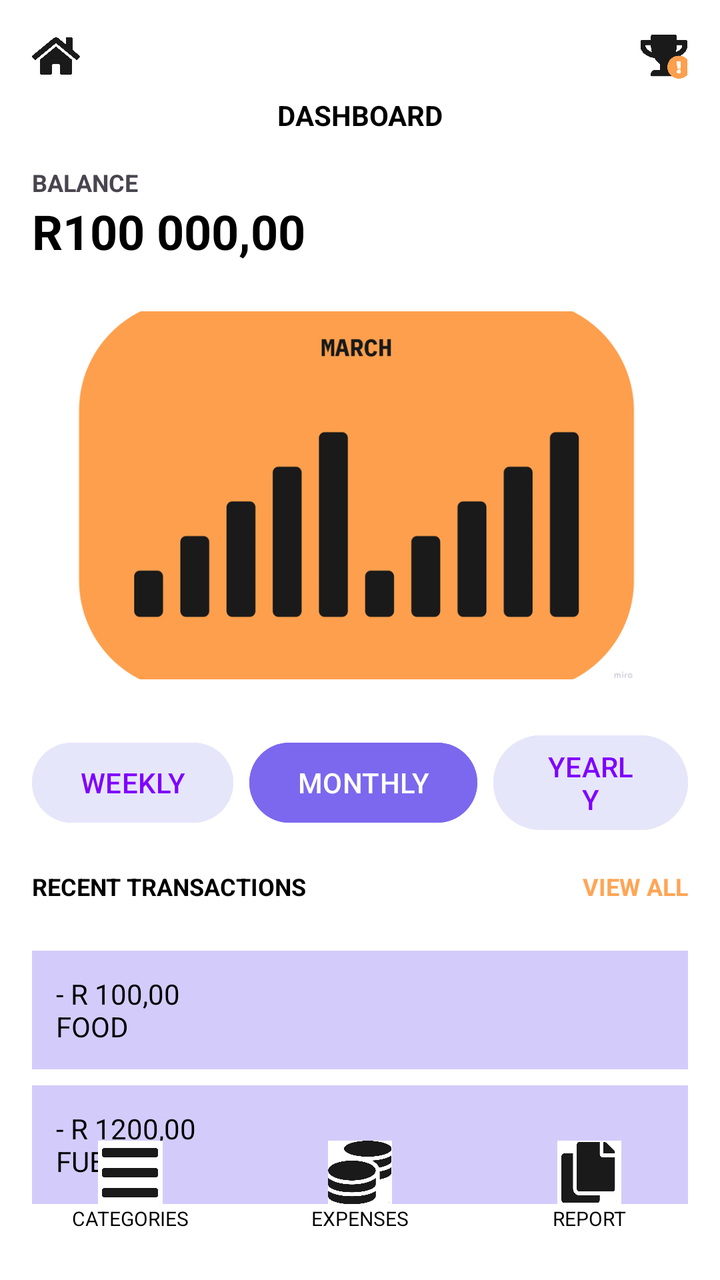
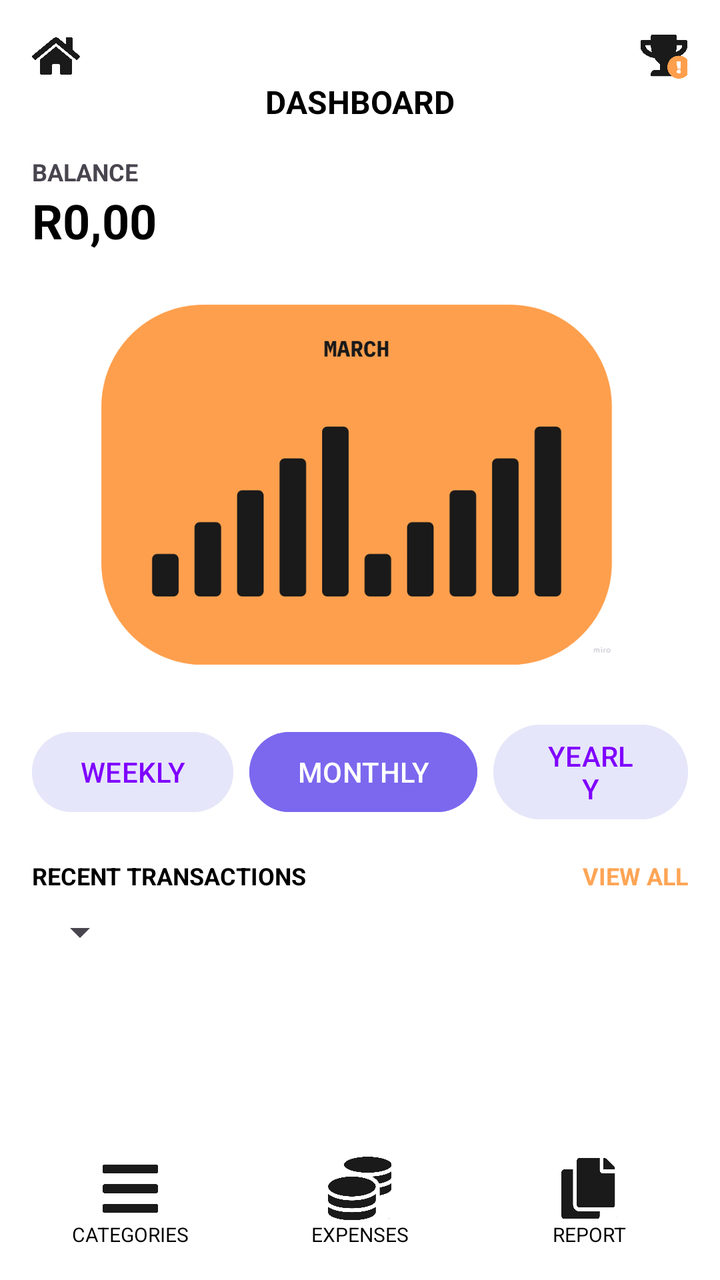

Two renders of the same Android screen: before a commit and after it. Below are the layout's source before the change and the commit's diff.
<!-- AndroidManifest.xml: application theme Theme.FlashApp -->
<!-- res/layout/activity_dashboard.xml -->
<?xml version="1.0" encoding="utf-8"?>
<androidx.constraintlayout.widget.ConstraintLayout
    xmlns:android="http://schemas.android.com/apk/res/android"
    xmlns:app="http://schemas.android.com/apk/res-auto"
    xmlns:tools="http://schemas.android.com/tools"
    android:id="@+id/main"
    android:layout_width="match_parent"
    android:layout_height="match_parent"
    android:background="#FFFFFF"
    tools:context=".DashboardActivity">



    
    <ImageView
        android:id="@+id/homeIcon"
        android:layout_width="24dp"
        android:layout_height="24dp"
        android:src="@drawable/ic_home"
        android:contentDescription="@string/ic_home"
        app:layout_constraintTop_toTopOf="parent"
        app:layout_constraintStart_toStartOf="parent"
        android:layout_margin="16dp"/>

    <ImageView
        android:id="@+id/trophyIcon"
        android:layout_width="24dp"
        android:layout_height="24dp"
        android:src="@drawable/ic_trophy"
        android:contentDescription="@string/ic_trophy"
        app:layout_constraintTop_toTopOf="parent"
        app:layout_constraintEnd_toEndOf="parent"
        android:layout_margin="16dp"/>

    
    <TextView
        android:id="@+id/dashboardTitle"
        android:layout_width="wrap_content"
        android:layout_height="wrap_content"
        android:text="DASHBOARD"
        android:textColor="#000000"
        android:textSize="14sp"
        android:textStyle="bold"
        app:layout_constraintTop_toBottomOf="@id/homeIcon"
        app:layout_constraintStart_toStartOf="parent"
        app:layout_constraintEnd_toEndOf="parent"
        android:layout_marginTop="8dp" />

    
    <TextView
        android:id="@+id/balanceLabel"
        android:layout_width="wrap_content"
        android:layout_height="wrap_content"
        android:text="BALANCE"
        android:textStyle="bold"
        android:textSize="12sp"
        app:layout_constraintTop_toBottomOf="@id/dashboardTitle"
        app:layout_constraintStart_toStartOf="parent"
        android:layout_marginTop="16dp"
        android:layout_marginStart="16dp"/>

    
    <TextView
        android:id="@+id/balanceAmount"
        android:layout_width="wrap_content"
        android:layout_height="wrap_content"
        android:text="R100 000,00"
        android:textSize="24sp"
        android:textStyle="bold"
        android:textColor="#000000"
        app:layout_constraintTop_toBottomOf="@id/balanceLabel"
        app:layout_constraintStart_toStartOf="parent"
        android:layout_marginStart="16dp"/>

    
    <LinearLayout
        android:id="@+id/graphContainer"
        android:layout_width="0dp"
        android:layout_height="200dp"
        android:orientation="vertical"
        android:gravity="center"
        android:padding="8dp"
        app:layout_constraintTop_toBottomOf="@id/balanceAmount"
        app:layout_constraintStart_toStartOf="parent"
        app:layout_constraintEnd_toEndOf="parent"
        android:layout_marginTop="16dp"
        android:layout_marginHorizontal="16dp">


        <ImageView
            android:layout_width="match_parent"
            android:layout_height="200dp"
            android:src="@drawable/ic_graph_placeholder"
            android:scaleType="centerInside"
            android:contentDescription="@string/ic_graph_placeholder" />
    </LinearLayout>

    
    <LinearLayout
        android:id="@+id/filterButtons"
        android:layout_width="0dp"
        android:layout_height="wrap_content"
        android:orientation="horizontal"
        android:gravity="center"
        android:layout_marginTop="16dp"
        android:layout_marginHorizontal="16dp"
        app:layout_constraintTop_toBottomOf="@id/graphContainer"
        app:layout_constraintStart_toStartOf="parent"
        app:layout_constraintEnd_toEndOf="parent">

        <Button
            android:layout_width="wrap_content"
            android:layout_height="wrap_content"
            android:text="WEEKLY"
            android:textColor="#7F00FF"
            android:backgroundTint="#E6E6FA" />

        <Button
            android:layout_width="wrap_content"
            android:layout_height="wrap_content"
            android:text="MONTHLY"
            android:textColor="#FFFFFF"
            android:backgroundTint="#7B68EE"
            android:layout_marginStart="8dp"
            android:layout_marginEnd="8dp" />

        <Button
            android:layout_width="wrap_content"
            android:layout_height="wrap_content"
            android:textColor="#7F00FF"
            android:text="YEARLY"
            android:backgroundTint="#E6E6FA" />
    </LinearLayout>

    

    <TextView
        android:id="@+id/recentTransactionsLabel"
        android:layout_width="wrap_content"
        android:layout_height="wrap_content"
        android:layout_marginStart="16dp"
        android:layout_marginTop="16dp"
        android:layout_marginBottom="25dp"
        android:text="RECENT TRANSACTIONS"
        android:textColor="#000000"
        android:textSize="12sp"
        android:textStyle="bold"
        app:layout_constraintBottom_toTopOf="@+id/transaction1"
        app:layout_constraintStart_toStartOf="parent"
        app:layout_constraintTop_toBottomOf="@id/filterButtons" />

    <TextView
        android:id="@+id/viewAllText"
        android:layout_width="wrap_content"
        android:layout_height="wrap_content"
        android:text="VIEW ALL"
        android:textColor="#FFA556"
        android:textSize="12sp"
        android:textStyle="bold"
        app:layout_constraintBaseline_toBaselineOf="@id/recentTransactionsLabel"
        app:layout_constraintEnd_toEndOf="parent"
        android:layout_marginEnd="16dp"/>

    

    

    
    <TextView
        android:id="@+id/transaction1"
        android:layout_width="0dp"
        android:layout_height="wrap_content"
        android:layout_marginHorizontal="16dp"
        android:layout_marginTop="24dp"
        android:background="#D3CCFB"
        android:padding="12dp"
        android:text="- R 100,00                                                                          FOOD"
        android:textColor="#000000"
        app:layout_constraintEnd_toEndOf="parent"
        app:layout_constraintStart_toStartOf="parent"
        app:layout_constraintTop_toBottomOf="@id/recentTransactionsLabel" />

    <TextView
        android:id="@+id/transaction2"
        android:layout_width="0dp"
        android:layout_height="wrap_content"
        android:layout_marginHorizontal="16dp"
        android:layout_marginTop="8dp"
        android:background="#D3CCFB"
        android:padding="12dp"
        android:text="- R 1200,00                                                                        FUEL"
        android:textColor="#000000"
        app:layout_constraintEnd_toEndOf="parent"
        app:layout_constraintStart_toStartOf="parent"
        app:layout_constraintTop_toBottomOf="@id/transaction1" />

    <LinearLayout
        android:id="@+id/bottomNav"
        android:layout_width="0dp"
        android:layout_height="wrap_content"
        android:orientation="horizontal"
        android:weightSum="3"
        android:gravity="center"
        android:layout_marginBottom="16dp"
        app:layout_constraintBottom_toBottomOf="parent"
        app:layout_constraintStart_toStartOf="parent"
        app:layout_constraintEnd_toEndOf="parent"
        android:padding="8dp">
        <LinearLayout
            android:id="@+id/categoriesLayout"
            android:layout_width="0dp"
            android:layout_height="wrap_content"
            android:layout_weight="1"
            android:orientation="vertical"
            android:gravity="center">

            <ImageView
                android:layout_width="39dp"
                android:layout_height="32dp"
                android:contentDescription="@string/ic_list"
                android:src="@drawable/ic_list" />
            <TextView
                android:layout_width="wrap_content"
                android:layout_height="wrap_content"
                android:textColor="#000000"
                android:text="CATEGORIES"
                android:textSize="10sp" />

        </LinearLayout>

        <LinearLayout
            android:id="@+id/expensesLayout"
            android:layout_width="0dp"
            android:layout_height="wrap_content"
            android:layout_weight="1"
            android:orientation="vertical"
            android:gravity="center">

            <ImageView
                android:src="@drawable/ic_coins"
                android:layout_width="32dp"
                android:layout_height="32dp"
                android:contentDescription="@string/ic_coins" />
            <TextView
                android:layout_width="wrap_content"
                android:layout_height="wrap_content"
                android:textColor="#000000"
                android:text="EXPENSES"
                android:textSize="10sp" />
        </LinearLayout>

        <LinearLayout
            android:id="@+id/display"
            android:layout_width="0dp"
            android:layout_height="wrap_content"
            android:layout_weight="1"
            android:orientation="vertical"
            android:gravity="center">

            <ImageView
                android:src="@drawable/ic_report"
                android:layout_width="32dp"
                android:layout_height="32dp"
                android:contentDescription="@string/ic_report" />
            <TextView
                android:layout_width="wrap_content"
                android:layout_height="wrap_content"
                android:textColor="#000000"
                android:text="REPORT"
                android:textSize="10sp" />
        </LinearLayout>
    </LinearLayout>


</androidx.constraintlayout.widget.ConstraintLayout>
<!-- resources referenced by this layout -->
<resources>
  <!-- drawable ic_coins: png bitmap (drawable, 27770 bytes) -->
  <!-- drawable ic_graph_placeholder: png bitmap (drawable, 32364 bytes) -->
  <!-- drawable ic_home: png bitmap (drawable, 31080 bytes) -->
  <!-- drawable ic_list: png bitmap (drawable, 10699 bytes) -->
  <!-- drawable ic_report: png bitmap (drawable, 14881 bytes) -->
  <!-- drawable ic_trophy: png bitmap (drawable, 35909 bytes) -->
  <string name="ic_coins">Expenses icon</string>
  <string name="ic_graph_placeholder">Graph placeholder</string>
  <string name="ic_home">Home icon</string>
  <string name="ic_list">Categories icon</string>
  <string name="ic_report">Report icon</string>
  <string name="ic_trophy">Trophy icon</string>
  <style name="Theme.FlashApp" parent="Base.Theme.FlashApp" />
  <style name="Base.Theme.FlashApp" parent="Theme.Material3.DayNight.NoActionBar">
          
          
      </style>
</resources>

<!-- the commit's change to res/layout/activity_dashboard.xml (unified diff, before → after) -->
@@ -9,28 +9,26 @@
     android:background="#FFFFFF"
     tools:context=".DashboardActivity">
 
-
-
     
     <ImageView
         android:id="@+id/homeIcon"
         android:layout_width="24dp"
         android:layout_height="24dp"
+        android:layout_margin="16dp"
         android:src="@drawable/ic_home"
         android:contentDescription="@string/ic_home"
-        app:layout_constraintTop_toTopOf="parent"
-        app:layout_constraintStart_toStartOf="parent"
-        android:layout_margin="16dp"/>
+        app:layout_constraintStart_toStartOf="parent"
+        app:layout_constraintTop_toTopOf="parent" />
 
     <ImageView
         android:id="@+id/trophyIcon"
         android:layout_width="24dp"
         android:layout_height="24dp"
+        android:layout_margin="16dp"
         android:src="@drawable/ic_trophy"
         android:contentDescription="@string/ic_trophy"
-        app:layout_constraintTop_toTopOf="parent"
         app:layout_constraintEnd_toEndOf="parent"
-        android:layout_margin="16dp"/>
+        app:layout_constraintTop_toTopOf="parent" />
 
     
     <TextView
@@ -39,12 +37,11 @@
         android:layout_height="wrap_content"
         android:text="DASHBOARD"
         android:textColor="#000000"
-        android:textSize="14sp"
+        android:textSize="16sp"
         android:textStyle="bold"
         app:layout_constraintTop_toBottomOf="@id/homeIcon"
         app:layout_constraintStart_toStartOf="parent"
-        app:layout_constraintEnd_toEndOf="parent"
-        android:layout_marginTop="8dp" />
+        app:layout_constraintEnd_toEndOf="parent" />
 
     
     <TextView
@@ -54,23 +51,22 @@
         android:text="BALANCE"
         android:textStyle="bold"
         android:textSize="12sp"
+        android:layout_marginTop="16dp"
+        android:layout_marginStart="16dp"
         app:layout_constraintTop_toBottomOf="@id/dashboardTitle"
-        app:layout_constraintStart_toStartOf="parent"
-        android:layout_marginTop="16dp"
-        android:layout_marginStart="16dp"/>
-
-    
+        app:layout_constraintStart_toStartOf="parent" />
+
     <TextView
         android:id="@+id/balanceAmount"
         android:layout_width="wrap_content"
         android:layout_height="wrap_content"
-        android:text="R100 000,00"
+        android:text="R0,00"
         android:textSize="24sp"
         android:textStyle="bold"
         android:textColor="#000000"
+        android:layout_marginStart="16dp"
         app:layout_constraintTop_toBottomOf="@id/balanceLabel"
-        app:layout_constraintStart_toStartOf="parent"
-        android:layout_marginStart="16dp"/>
+        app:layout_constraintStart_toStartOf="parent" />
 
     
     <LinearLayout
@@ -80,16 +76,15 @@
         android:orientation="vertical"
         android:gravity="center"
         android:padding="8dp"
+        android:layout_marginTop="16dp"
         app:layout_constraintTop_toBottomOf="@id/balanceAmount"
         app:layout_constraintStart_toStartOf="parent"
         app:layout_constraintEnd_toEndOf="parent"
-        android:layout_marginTop="16dp"
         android:layout_marginHorizontal="16dp">
-
 
         <ImageView
             android:layout_width="match_parent"
-            android:layout_height="200dp"
+            android:layout_height="match_parent"
             android:src="@drawable/ic_graph_placeholder"
             android:scaleType="centerInside"
             android:contentDescription="@string/ic_graph_placeholder" />
@@ -127,27 +122,35 @@
         <Button
             android:layout_width="wrap_content"
             android:layout_height="wrap_content"
+            android:text="YEARLY"
             android:textColor="#7F00FF"
-            android:text="YEARLY"
             android:backgroundTint="#E6E6FA" />
     </LinearLayout>
 
     
-
     <TextView
         android:id="@+id/recentTransactionsLabel"
         android:layout_width="wrap_content"
         android:layout_height="wrap_content"
-        android:layout_marginStart="16dp"
-        android:layout_marginTop="16dp"
-        android:layout_marginBottom="25dp"
         android:text="RECENT TRANSACTIONS"
         android:textColor="#000000"
         android:textSize="12sp"
         android:textStyle="bold"
-        app:layout_constraintBottom_toTopOf="@+id/transaction1"
-        app:layout_constraintStart_toStartOf="parent"
-        app:layout_constraintTop_toBottomOf="@id/filterButtons" />
+        android:layout_marginTop="16dp"
+        android:layout_marginStart="16dp"
+        app:layout_constraintTop_toBottomOf="@id/filterButtons"
+        app:layout_constraintStart_toStartOf="parent" />
+
+    <Spinner
+        android:id="@+id/filterSpinner"
+        android:layout_width="wrap_content"
+        android:layout_height="wrap_content"
+        android:layout_marginStart="16dp"
+        android:layout_marginTop="8dp"
+        android:layout_marginBottom="8dp"
+        app:layout_constraintTop_toBottomOf="@id/recentTransactionsLabel"
+        app:layout_constraintStart_toStartOf="parent"
+        />
 
     <TextView
         android:id="@+id/viewAllText"
@@ -157,43 +160,24 @@
         android:textColor="#FFA556"
         android:textSize="12sp"
         android:textStyle="bold"
+        android:layout_marginEnd="16dp"
         app:layout_constraintBaseline_toBaselineOf="@id/recentTransactionsLabel"
+        app:layout_constraintEnd_toEndOf="parent" />
+
+    
+    <androidx.recyclerview.widget.RecyclerView
+        android:id="@+id/recyclerView"
+        android:layout_width="0dp"
+        android:layout_height="0dp"
+        android:layout_marginBottom="8dp"
+        android:clipToPadding="false"
+        app:layout_constraintBottom_toTopOf="@id/bottomNav"
         app:layout_constraintEnd_toEndOf="parent"
-        android:layout_marginEnd="16dp"/>
-
-    
-
-    
-
-    
-    <TextView
-        android:id="@+id/transaction1"
-        android:layout_width="0dp"
-        android:layout_height="wrap_content"
-        android:layout_marginHorizontal="16dp"
-        android:layout_marginTop="24dp"
-        android:background="#D3CCFB"
-        android:padding="12dp"
-        android:text="- R 100,00                                                                          FOOD"
-        android:textColor="#000000"
-        app:layout_constraintEnd_toEndOf="parent"
-        app:layout_constraintStart_toStartOf="parent"
-        app:layout_constraintTop_toBottomOf="@id/recentTransactionsLabel" />
-
-    <TextView
-        android:id="@+id/transaction2"
-        android:layout_width="0dp"
-        android:layout_height="wrap_content"
-        android:layout_marginHorizontal="16dp"
-        android:layout_marginTop="8dp"
-        android:background="#D3CCFB"
-        android:padding="12dp"
-        android:text="- R 1200,00                                                                        FUEL"
-        android:textColor="#000000"
-        app:layout_constraintEnd_toEndOf="parent"
-        app:layout_constraintStart_toStartOf="parent"
-        app:layout_constraintTop_toBottomOf="@id/transaction1" />
-
+        app:layout_constraintStart_toStartOf="parent"
+        app:layout_constraintTop_toBottomOf="@+id/filterSpinner"
+        />
+
+    
     <LinearLayout
         android:id="@+id/bottomNav"
         android:layout_width="0dp"
@@ -201,56 +185,63 @@
         android:orientation="horizontal"
         android:weightSum="3"
         android:gravity="center"
-        android:layout_marginBottom="16dp"
+        android:padding="8dp"
+        android:layout_marginBottom="8dp"
         app:layout_constraintBottom_toBottomOf="parent"
         app:layout_constraintStart_toStartOf="parent"
-        app:layout_constraintEnd_toEndOf="parent"
-        android:padding="8dp">
+        app:layout_constraintEnd_toEndOf="parent">
+
+        
         <LinearLayout
             android:id="@+id/categoriesLayout"
             android:layout_width="0dp"
             android:layout_height="wrap_content"
             android:layout_weight="1"
             android:orientation="vertical"
-            android:gravity="center">
+            android:gravity="center"
+            android:clickable="true"
+            android:focusable="true">
 
             <ImageView
-                android:layout_width="39dp"
+                android:layout_width="32dp"
                 android:layout_height="32dp"
-                android:contentDescription="@string/ic_list"
-                android:src="@drawable/ic_list" />
+                android:src="@drawable/ic_list"
+                android:contentDescription="@string/ic_list" />
             <TextView
                 android:layout_width="wrap_content"
                 android:layout_height="wrap_content"
+                android:text="CATEGORIES"
                 android:textColor="#000000"
-                android:text="CATEGORIES"
                 android:textSize="10sp" />
-
         </LinearLayout>
 
+        
         <LinearLayout
-            android:id="@+id/expensesLayout"
+            android:id="@+id/expenseLayout"
             android:layout_width="0dp"
             android:layout_height="wrap_content"
             android:layout_weight="1"
             android:orientation="vertical"
-            android:gravity="center">
+            android:gravity="center"
+            android:clickable="true"
+            android:focusable="true">
 
             <ImageView
-                android:src="@drawable/ic_coins"
                 android:layout_width="32dp"
                 android:layout_height="32dp"
+                android:src="@drawable/ic_coins"
                 android:contentDescription="@string/ic_coins" />
             <TextView
                 android:layout_width="wrap_content"
                 android:layout_height="wrap_content"
+                android:text="EXPENSES"
                 android:textColor="#000000"
-                android:text="EXPENSES"
                 android:textSize="10sp" />
         </LinearLayout>
 
+        
         <LinearLayout
-            android:id="@+id/display"
+            android:id="@+id/CategorylistLayout"
             android:layout_width="0dp"
             android:layout_height="wrap_content"
             android:layout_weight="1"
@@ -258,18 +249,18 @@
             android:gravity="center">
 
             <ImageView
-                android:src="@drawable/ic_report"
                 android:layout_width="32dp"
                 android:layout_height="32dp"
+                android:src="@drawable/ic_report"
                 android:contentDescription="@string/ic_report" />
             <TextView
                 android:layout_width="wrap_content"
                 android:layout_height="wrap_content"
+                android:text="REPORT"
                 android:textColor="#000000"
-                android:text="REPORT"
                 android:textSize="10sp" />
         </LinearLayout>
+
     </LinearLayout>
 
-
 </androidx.constraintlayout.widget.ConstraintLayout>
